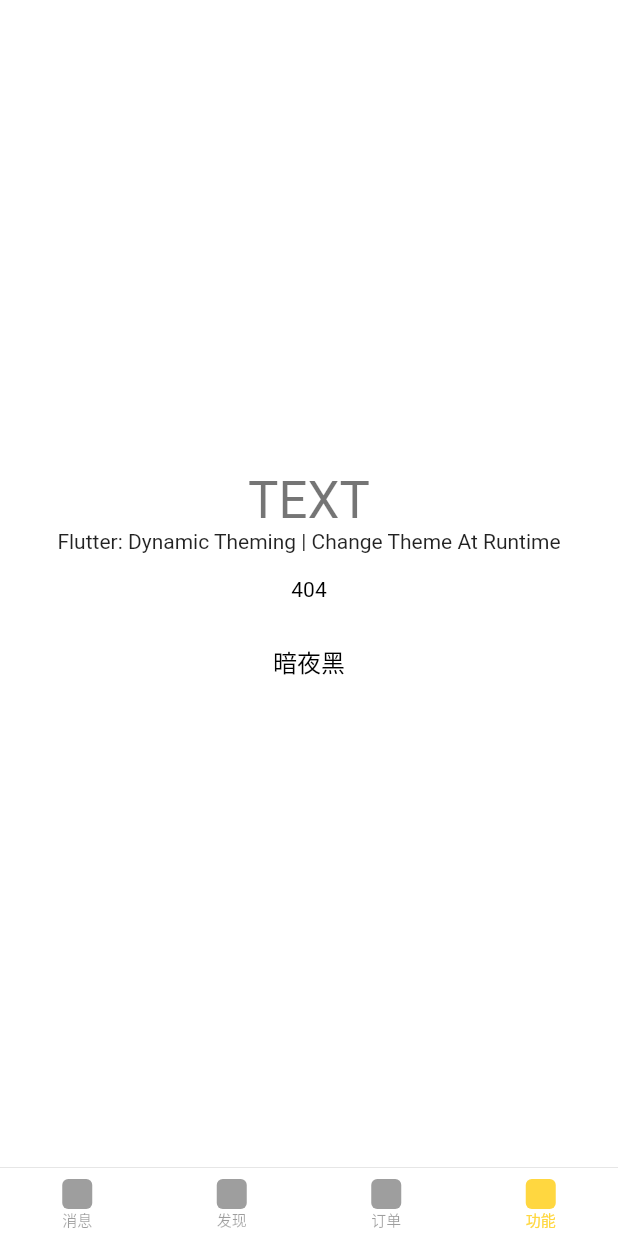
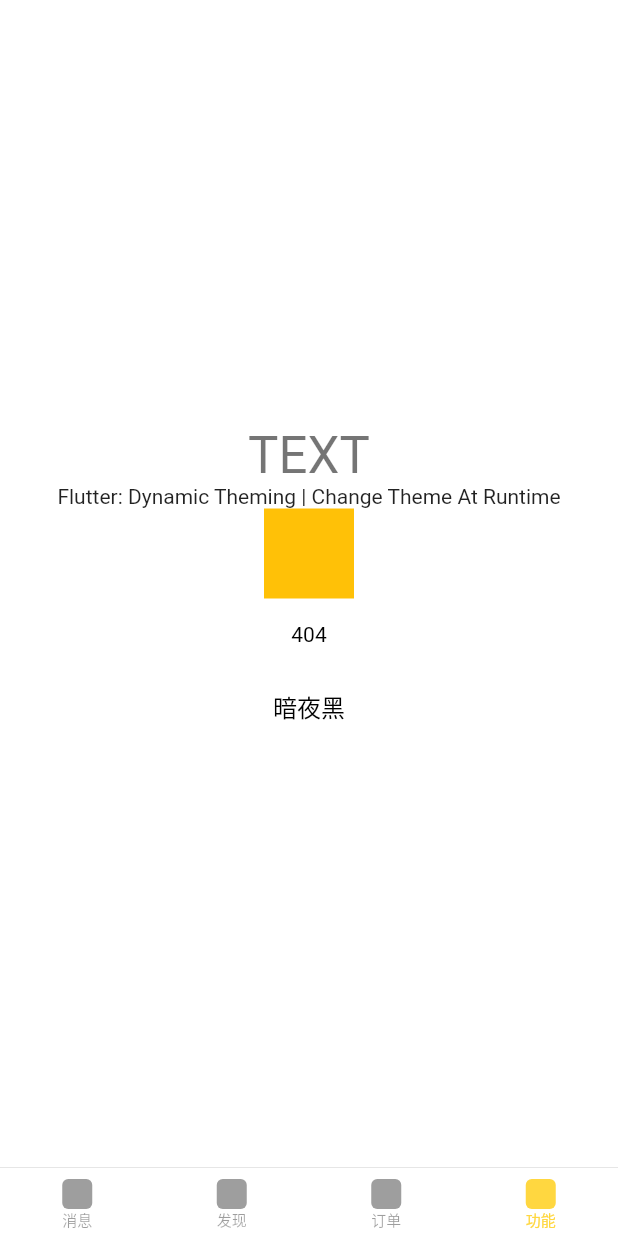
Before and after one commit to Tecode/dynamic_theme, a Flutter app: the screen it shows after launch, item 4 of the bottom bar chosen, on a phone screen of 412 x 824 dp. Run offline on Flutter 3.47's test engine with Material 2 defaults, Android fonts, the phone set to English and light mode, and no system bars; our stand-ins replace flutter_easyrefresh, uni_links.

```diff
--- a/lib/containers/Detail.dart
+++ b/lib/containers/Detail.dart
@@ -37,7 +37,7 @@ class Detail extends StatelessWidget {
     final Detail arguments = ModalRoute.of(context).settings.arguments;
     return CupertinoPageScaffold(
       navigationBar: CupertinoNavigationBar(
-        padding: EdgeInsetsDirectional.only(start: 0.0, bottom: 8.0),
+        padding: EdgeInsetsDirectional.only(start: 0.0),
         transitionBetweenRoutes: Platform.isIOS,
         middle: Text(arguments.value),
         leading: GestureDetector(
--- a/lib/containers/Mine.dart
+++ b/lib/containers/Mine.dart
@@ -48,6 +48,7 @@ class _MineState extends State<Mine> {
                     'Flutter: Dynamic Theming | Change Theme At Runtime',
                     style: Theme.of(context).textTheme.bodyText2,
                   ),
+                  ButtonColor(),
                   FlatButton(
                     onPressed: () => _launchRouter(context),
                     child: Text(
@@ -82,3 +83,19 @@ class _MineState extends State<Mine> {
     );
   }
 }
+
+class ButtonColor extends StatefulWidget {
+  @override
+  _ButtonColorState createState() => _ButtonColorState();
+}
+
+class _ButtonColorState extends State<ButtonColor> {
+  @override
+  Widget build(BuildContext context) {
+    return Container(
+      width: 60.0,
+      height: 60.0,
+      color: Colors.amber,
+    );
+  }
+}
--- a/lib/containers/NewView.dart
+++ b/lib/containers/NewView.dart
@@ -50,7 +50,7 @@ class _NewViewState extends State<NewView> with RouteAware {
 
     return CupertinoPageScaffold(
       navigationBar: CupertinoNavigationBar(
-        padding: EdgeInsetsDirectional.only(start: 0.0, bottom: 8.0),
+        padding: EdgeInsetsDirectional.only(start: 0.0),
         transitionBetweenRoutes: Platform.isIOS,
         middle: Text('NewList-${param.content}'),
         leading: GestureDetector(
```
Also changed, not shown: lib/widgets/common/RefreshHeader.dart (+61 -49 lines).
